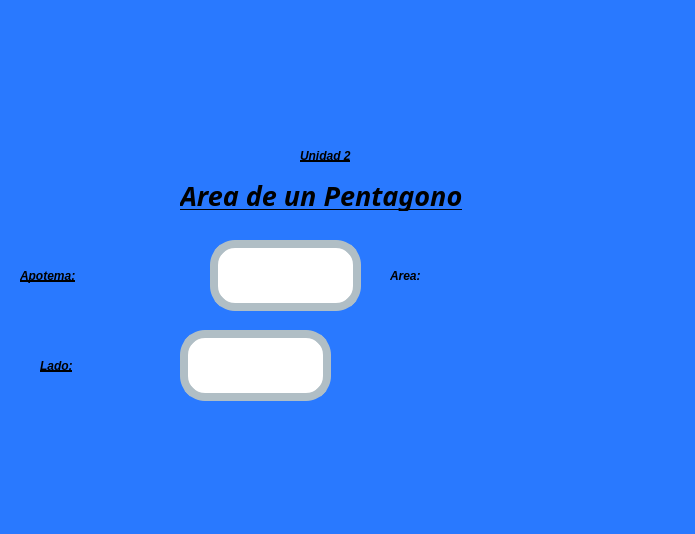
The window that Unidad 1/Ejercicios 2/U2_E06_Area_Pentagono.ui (Perales14/PIP_2025_1_eq5) describes before a commit, drawn with Qt 5.
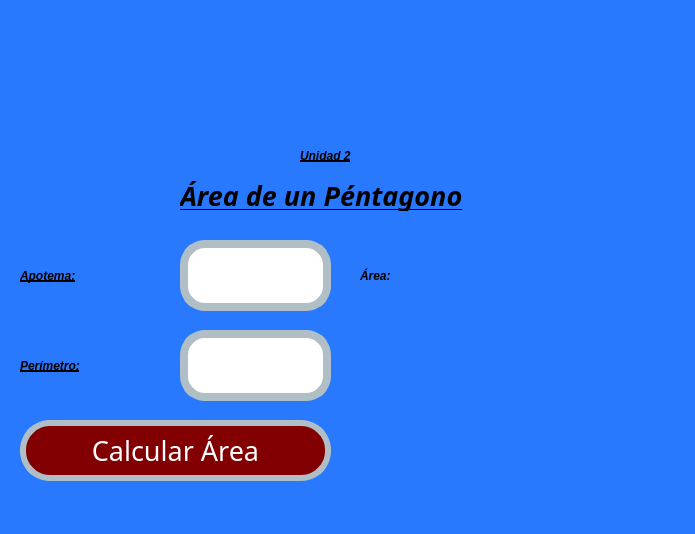
The same window after the commit. Icons and pictures are not drawn.

Patch:
```diff
--- a/Unidad 1/Ejercicios 2/U2_E06_Area_Pentagono.ui
+++ b/Unidad 1/Ejercicios 2/U2_E06_Area_Pentagono.ui
@@ -47,8 +47,8 @@
    <widget class="QLabel" name="lbl_imagenFi">
     <property name="geometry">
      <rect>
-      <x>450</x>
-      <y>10</y>
+      <x>480</x>
+      <y>-10</y>
       <width>211</width>
       <height>141</height>
      </rect>
@@ -69,8 +69,8 @@
    <widget class="QLabel" name="lbl_imagenGatos">
     <property name="geometry">
      <rect>
-      <x>360</x>
-      <y>310</y>
+      <x>380</x>
+      <y>320</y>
       <width>311</width>
       <height>171</height>
      </rect>
@@ -91,9 +91,9 @@
    <widget class="QLabel" name="lbl_Capacidad">
     <property name="geometry">
      <rect>
-      <x>40</x>
+      <x>20</x>
       <y>350</y>
-      <width>121</width>
+      <width>141</width>
       <height>31</height>
      </rect>
     </property>
@@ -106,15 +106,15 @@
 font-style: italic;</string>
     </property>
     <property name="text">
-     <string>Lado:</string>
+     <string>Perímetro:</string>
     </property>
    </widget>
    <widget class="QLabel" name="lbl_ValorCapacidad">
     <property name="geometry">
      <rect>
-      <x>390</x>
+      <x>360</x>
       <y>260</y>
-      <width>201</width>
+      <width>311</width>
       <height>31</height>
      </rect>
     </property>
@@ -126,7 +126,7 @@
                    font-style: italic;</string>
     </property>
     <property name="text">
-     <string>Area: </string>
+     <string>Área: </string>
     </property>
    </widget>
    <widget class="QLineEdit" name="txt_Valor">
@@ -199,7 +199,7 @@
 font-style: italic;</string>
     </property>
     <property name="text">
-     <string>Area de un Pentagono</string>
+     <string>Área de un Péntagono</string>
     </property>
    </widget>
    <widget class="QLabel" name="lbl_Unidad2">
@@ -247,7 +247,7 @@
    <widget class="QLineEdit" name="txt_Valor_2">
     <property name="geometry">
      <rect>
-      <x>210</x>
+      <x>180</x>
       <y>240</y>
       <width>151</width>
       <height>71</height>
@@ -286,6 +286,35 @@
      <bool>false</bool>
     </property>
    </widget>
+   <widget class="QPushButton" name="btn_Area">
+    <property name="geometry">
+     <rect>
+      <x>20</x>
+      <y>420</y>
+      <width>311</width>
+      <height>61</height>
+     </rect>
+    </property>
+    <property name="font">
+     <font>
+      <family>Forte</family>
+      <pointsize>20</pointsize>
+      <weight>50</weight>
+      <italic>false</italic>
+      <bold>false</bold>
+     </font>
+    </property>
+    <property name="styleSheet">
+     <string notr="true">font: 20pt &quot;Forte&quot;;
+background-color: rgb(130, 0, 2);
+color: rgb(255, 255, 255);
+border-radius:30px;
+border:6px solid #B0BEC5;</string>
+    </property>
+    <property name="text">
+     <string>Calcular Área</string>
+    </property>
+   </widget>
   </widget>
   <widget class="QMenuBar" name="menubar">
    <property name="geometry">
```
Left out of the diff: 19 changed lines with no effect on the pictures.
